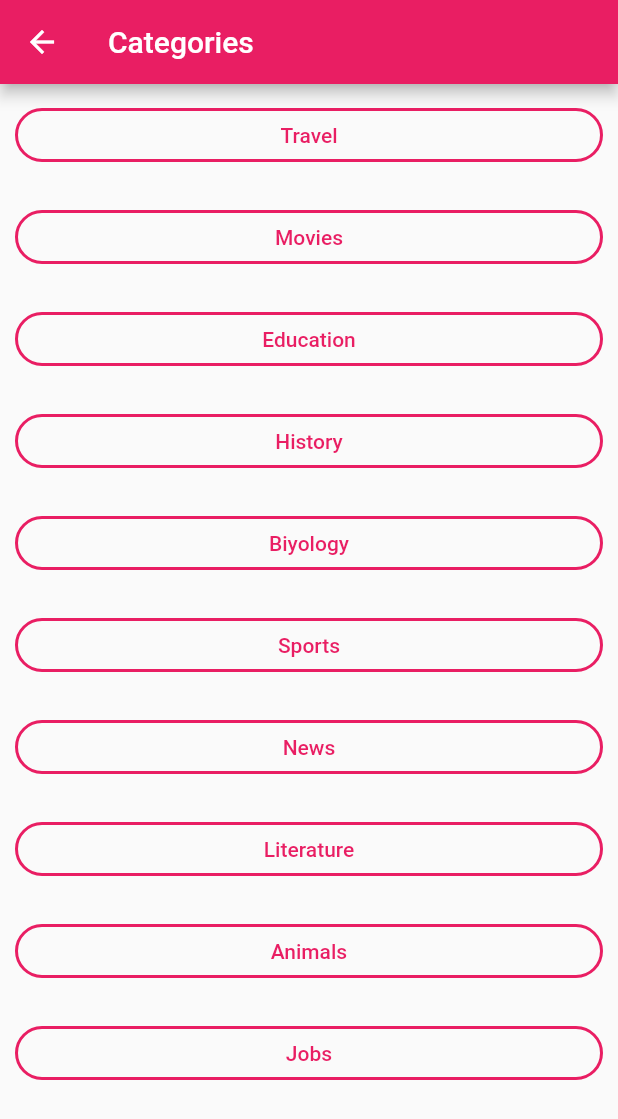
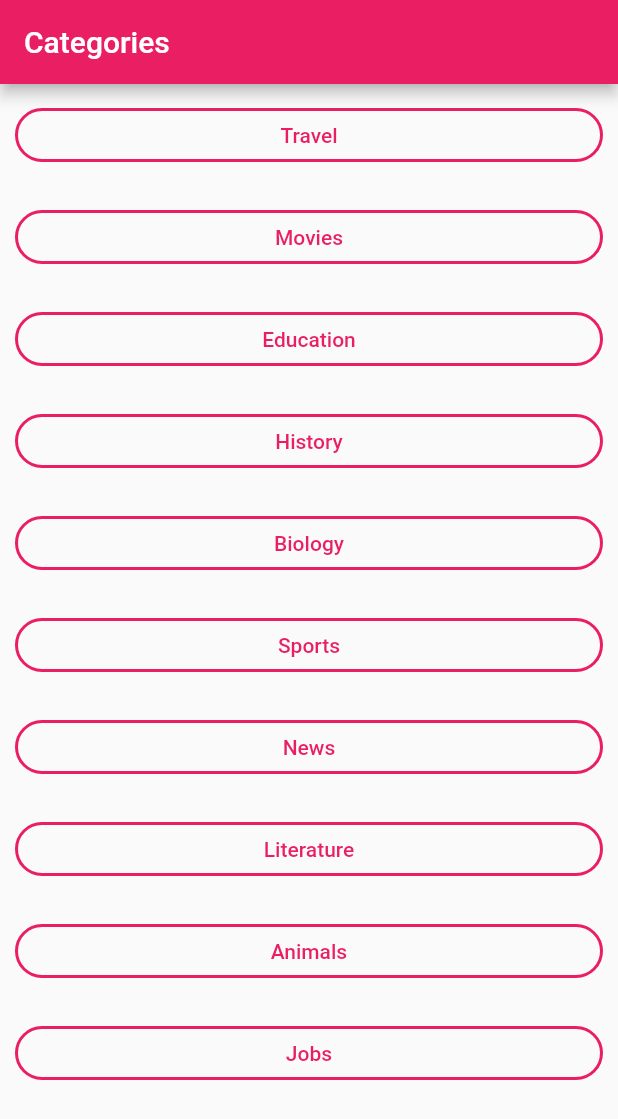
Before and after one commit to batuhanyldrm/exam_application, a Flutter app: the Categories widget shown alone on an empty page, opened directly, on a phone screen of 412 x 824 dp. Shown: the top 1119 px of the screen. Run offline on Flutter 3.47's test engine with Material 2 defaults, Android fonts, the phone set to English and light mode, and no system bars.

Commit message:
fix code structures

```diff
--- a/lib/categories.dart
+++ b/lib/categories.dart
@@ -1,55 +1,84 @@
 import 'package:flutter/material.dart';
+import 'questions.dart';
 
 class Categories extends StatefulWidget {
   const Categories({super.key});
 
+  @override
   CategoriesState createState() => CategoriesState();
 }
 
 class CategoriesState extends State<Categories> {
-  int stateCurrentQuestion = 0;
+  int stateCurrentCategory = -1; // No category selected initially
   int stateScore = 0;
 
   final List<Map<String, Object>> stateCategories = [
     {
-      'categories': [
-        {'category': 'Travel'},
-        {'category': 'Movies'},
-        {'category': 'Education'},
-        {'category': 'History'},
-        {'category': 'Biyology'},
-        {'category': 'Sports'},
-        {'category': 'News'},
-        {'category': 'Literature'},
-        {'category': 'Animals'},
-        {'category': 'Jobs'},
-      ]
+      'id': 0,
+      'category': 'Travel',
+    },
+    {
+      'id': 1,
+      'category': 'Movies',
+    },
+    {
+      'id': 2,
+      'category': 'Education',
+    },
+    {
+      'id': 3,
+      'category': 'History',
+    },
+    {
+      'id': 4,
+      'category': 'Biology',
+    },
+    {
+      'id': 5,
+      'category': 'Sports',
+    },
+    {
+      'id': 6,
+      'category': 'News',
+    },
+    {
+      'id': 7,
+      'category': 'Literature',
+    },
+    {
+      'id': 8,
+      'category': 'Animals',
+    },
+    {
+      'id': 9,
+      'category': 'Jobs',
     },
   ];
 
-  void answerQuestion() {
+  void selectCategory(int categoryId) {
     setState(() {
-      stateCurrentQuestion++;
-      stateScore++;
+      stateCurrentCategory = categoryId;
+    });
+  }
+
+  void resetQuiz() {
+    setState(() {
+      stateCurrentCategory = -1;
+      stateScore = 0;
     });
   }
 
   @override
   Widget build(BuildContext context) {
-    if (stateCurrentQuestion < stateCategories.length) {
+    if (stateCurrentCategory == -1) {
       return CategoriesPage(
         categories: stateCategories,
-        answerQuestion: answerQuestion,
+        selectCategory: selectCategory,
       );
     } else {
-      return Scaffold(
-        appBar: AppBar(
-          title: Text('Categories Complete'),
-        ),
-        body: Center(
-          child:
-              Text('You completed the Categories! Your score is: $stateScore'),
-        ),
+      return QuizPage(
+        categoryId: stateCurrentCategory,
+        resetQuiz: resetQuiz,
       );
     }
   }
@@ -57,9 +86,9 @@
 
 class CategoriesPage extends StatelessWidget {
   final List<Map<String, Object>> categories;
-  final Function answerQuestion;
+  final Function(int) selectCategory;
 
-  CategoriesPage({required this.categories, required this.answerQuestion});
+  CategoriesPage({required this.categories, required this.selectCategory});
 
   @override
   Widget build(BuildContext context) {
@@ -71,15 +100,12 @@
         child: Column(
           mainAxisAlignment: MainAxisAlignment.center,
           crossAxisAlignment: CrossAxisAlignment.center,
-          children: <Widget>[
-            ...(categories[0]['categories'] as List<Map<String, Object>>)
-                .map((category) {
-              return Category(
-                category['category'] as String, // Burada cast işlemi yapıldı
-                answerQuestion,
-              );
-            }).toList(),
-          ],
+          children: categories.map((category) {
+            return Category(
+              category['category'] as String,
+              () => selectCategory(category['id'] as int),
+            );
+          }).toList(),
         ),
       ),
     );
--- a/lib/login.dart
+++ b/lib/login.dart
@@ -1,5 +1,5 @@
 import 'package:flutter/material.dart';
-import 'package:mobile_application_final_project/questions.dart';
+import 'package:mobile_application_final_project/categories.dart';
 import 'package:mobile_application_final_project/error.dart';
 
 class MyHomePage extends StatefulWidget {
--- a/lib/questions.dart
+++ b/lib/questions.dart
@@ -1,143 +1,4 @@
 import 'package:flutter/material.dart';
-
-class Categories extends StatefulWidget {
-  const Categories({super.key});
-
-  @override
-  CategoriesState createState() => CategoriesState();
-}
-
-class CategoriesState extends State<Categories> {
-  int stateCurrentCategory = -1; // No category selected initially
-  int stateScore = 0;
-
-  final List<Map<String, Object>> stateCategories = [
-    {
-      'id': 0,
-      'category': 'Travel',
-    },
-    {
-      'id': 1,
-      'category': 'Movies',
-    },
-    {
-      'id': 2,
-      'category': 'Education',
-    },
-    {
-      'id': 3,
-      'category': 'History',
-    },
-    {
-      'id': 4,
-      'category': 'Biology',
-    },
-    {
-      'id': 5,
-      'category': 'Sports',
-    },
-    {
-      'id': 6,
-      'category': 'News',
-    },
-    {
-      'id': 7,
-      'category': 'Literature',
-    },
-    {
-      'id': 8,
-      'category': 'Animals',
-    },
-    {
-      'id': 9,
-      'category': 'Jobs',
-    },
-  ];
-
-  void selectCategory(int categoryId) {
-    setState(() {
-      stateCurrentCategory = categoryId;
-    });
-  }
-
-  void resetQuiz() {
-    setState(() {
-      stateCurrentCategory = -1;
-      stateScore = 0;
-    });
-  }
-
-  @override
-  Widget build(BuildContext context) {
-    if (stateCurrentCategory == -1) {
-      return CategoriesPage(
-        categories: stateCategories,
-        selectCategory: selectCategory,
-      );
-    } else {
-      return QuizPage(
-        categoryId: stateCurrentCategory,
-        resetQuiz: resetQuiz,
-      );
-    }
-  }
-}
-
-class CategoriesPage extends StatelessWidget {
-  final List<Map<String, Object>> categories;
-  final Function(int) selectCategory;
-
-  CategoriesPage({required this.categories, required this.selectCategory});
-
-  @override
-  Widget build(BuildContext context) {
-    return Scaffold(
-      appBar: AppBar(
-        title: Text('Categories'),
-      ),
-      body: SingleChildScrollView(
-        child: Column(
-          mainAxisAlignment: MainAxisAlignment.center,
-          crossAxisAlignment: CrossAxisAlignment.center,
-          children: categories.map((category) {
-            return Category(
-              category['category'] as String,
-              () => selectCategory(category['id'] as int),
-            );
-          }).toList(),
-        ),
-      ),
-    );
-  }
-}
-
-class Category extends StatelessWidget {
-  final String answerText;
-  final Function onPress;
-
-  Category(this.answerText, this.onPress);
-
-  @override
-  Widget build(BuildContext context) {
-    return Container(
-      width: double.infinity,
-      margin: EdgeInsets.all(10),
-      child: OutlinedButton(
-        style: OutlinedButton.styleFrom(
-          shape: StadiumBorder(),
-          side: BorderSide(
-            width: 2,
-            color: Theme.of(context).colorScheme.primary,
-          ),
-        ),
-        child: Text(answerText),
-        onPressed: () {
-          onPress();
-        },
-      ),
-    );
-  }
-}
 
 class QuizPage extends StatefulWidget {
   final int categoryId;
```
